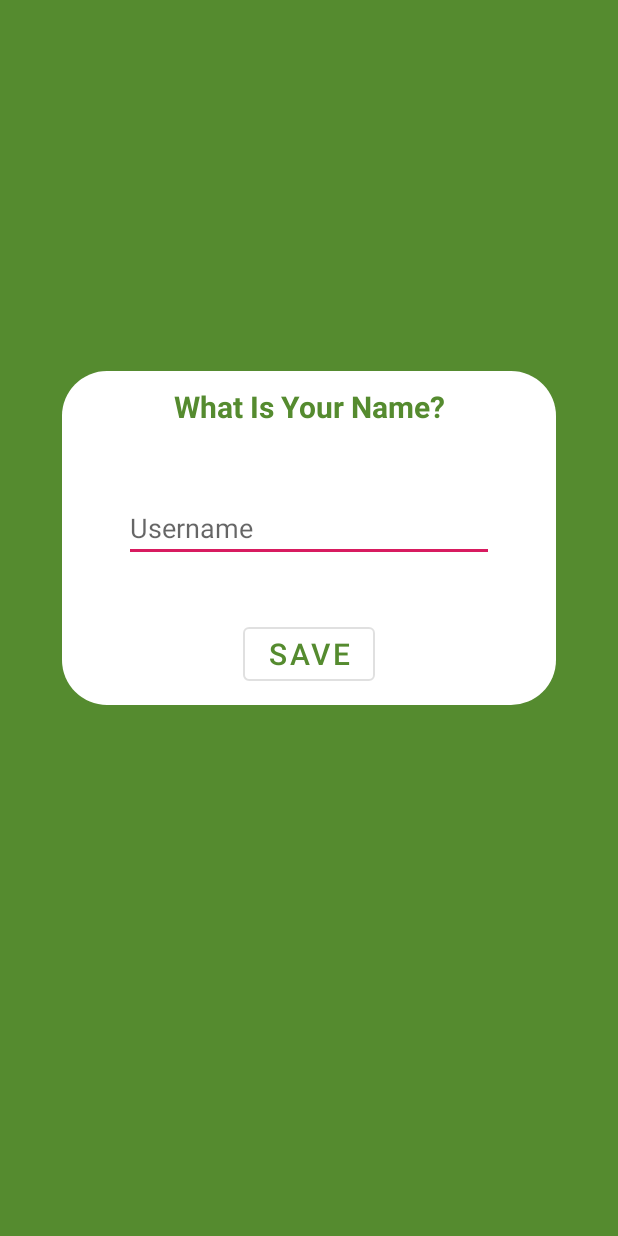
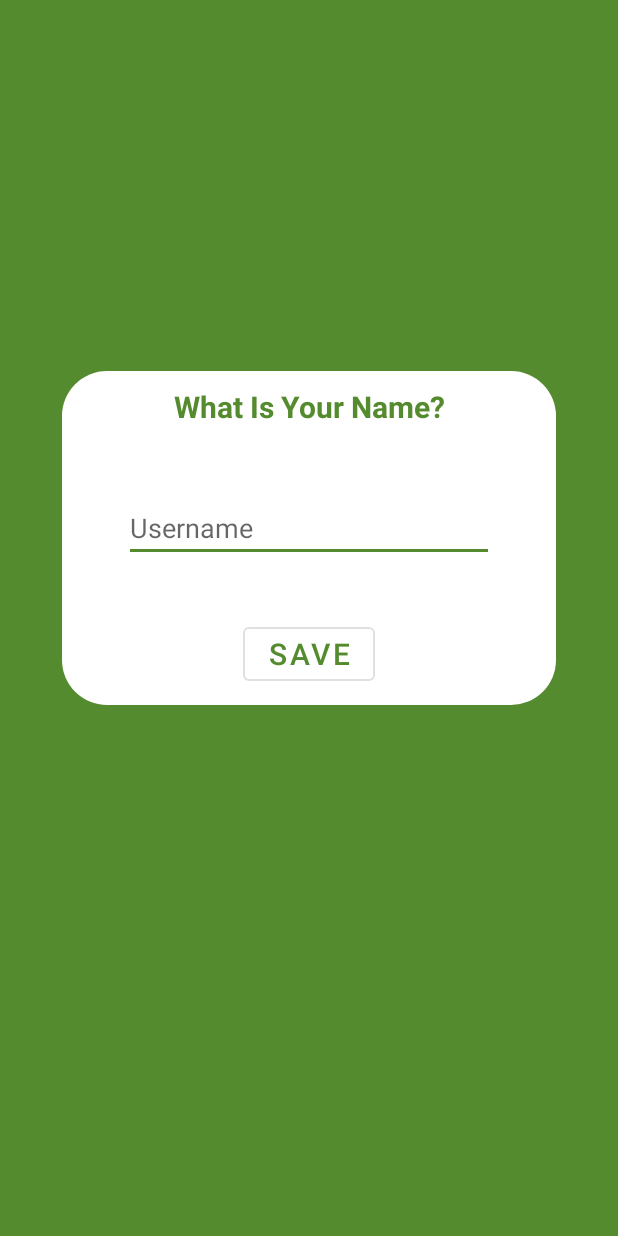
Before and after one commit to varundwarkani/EduFun, an Android app: the screen it shows after launch (MainActivity), on a phone screen of 412 x 824 dp. Run offline under Robolectric (Android 15) with nearby library versions, the phone set to English and light mode, and no system bars.

Commit message:
Initial Commit

```diff
--- a/app/src/main/AndroidManifest.xml
+++ b/app/src/main/AndroidManifest.xml
@@ -9,7 +9,8 @@
         android:roundIcon="@mipmap/ic_launcher_round"
         android:supportsRtl="true"
         android:theme="@style/AppTheme">
-        <activity android:name=".MainActivity">
+        <activity android:name=".UI.Dashboard"></activity>
+        <activity android:name=".UI.MainActivity">
             <intent-filter>
                 <action android:name="android.intent.action.MAIN" />
 
--- /dev/null
+++ b/app/src/main/java/com/dwarsoftgames/edufun/UI/MainActivity.java
@@ -0,0 +1,38 @@
+package com.dwarsoftgames.edufun.UI;
+
+import androidx.appcompat.app.AppCompatActivity;
+
+import android.content.Intent;
+import android.os.Bundle;
+import android.view.View;
+
+import com.dwarsoftgames.edufun.R;
+import com.google.android.material.button.MaterialButton;
+
+public class MainActivity extends AppCompatActivity {
+
+    private MaterialButton btSave;
+
+    @Override
+    protected void onCreate(Bundle savedInstanceState) {
+        super.onCreate(savedInstanceState);
+        setContentView(R.layout.activity_main);
+
+        setViews();
+        setOnClicks();
+    }
+
+    private void setViews() {
+        btSave = findViewById(R.id.btSave);
+    }
+
+    private void setOnClicks() {
+        btSave.setOnClickListener(new View.OnClickListener() {
+            @Override
+            public void onClick(View v) {
+                Intent intent = new Intent(MainActivity.this,Dashboard.class);
+                startActivity(intent);
+            }
+        });
+    }
+}
--- a/app/src/main/res/layout/activity_main.xml
+++ b/app/src/main/res/layout/activity_main.xml
@@ -4,7 +4,7 @@
     xmlns:tools="http://schemas.android.com/tools"
     android:layout_width="match_parent"
     android:layout_height="match_parent"
-    tools:context=".MainActivity"
+    tools:context=".UI.MainActivity"
     android:background="@color/app_color">
 
     <View
--- a/app/src/main/res/values/colors.xml
+++ b/app/src/main/res/values/colors.xml
@@ -1,9 +1,21 @@
 <?xml version="1.0" encoding="utf-8"?>
 <resources>
-    <color name="colorPrimary">#008577</color>
-    <color name="colorPrimaryDark">#00574B</color>
-    <color name="colorAccent">#D81B60</color>
+    <color name="colorPrimary">#558B2F</color>
+    <color name="colorPrimaryDark">#558B2F</color>
+    <color name="colorAccent">#558B2F</color>
 
+    <color name="app_color">#558B2F</color>
+    <color name="app_color_light">#33558B2F</color>
+
+    <color name="black">#000000</color>
     <color name="white">#FFFFFF</color>
-    <color name="app_color">#558B2F</color>
+    <color name="red">#D32F2F</color>
+    <color name="grey">#CFCFCF</color>
+    <color name="orange">#FD8B19</color>
+    <color name="dark_blue">#5d3369</color>
+
+    <color name="grey_light">#59CFCFCF</color>
+    <color name="red_light">#33D32F2F</color>
+
+    <color name="nav_bar_color">#33CFCFCF</color>
 </resources>
--- a/app/src/main/res/values/strings.xml
+++ b/app/src/main/res/values/strings.xml
@@ -1,3 +1,6 @@
 <resources>
     <string name="app_name">EduFun</string>
+    <string name="navigation_drawer_open" translatable="false">Open navigation drawer</string>
+    <string name="navigation_drawer_close" translatable="false">Close navigation drawer</string>
+    <string name="image_desc" translatable="false">IMAGE DESC</string>
 </resources>
```
Also changed, not shown: app/src/main/java/com/dwarsoftgames/edufun/MainActivity.java (deleted, +0 -14 lines), app/build.gradle (line endings or trailing spaces).
